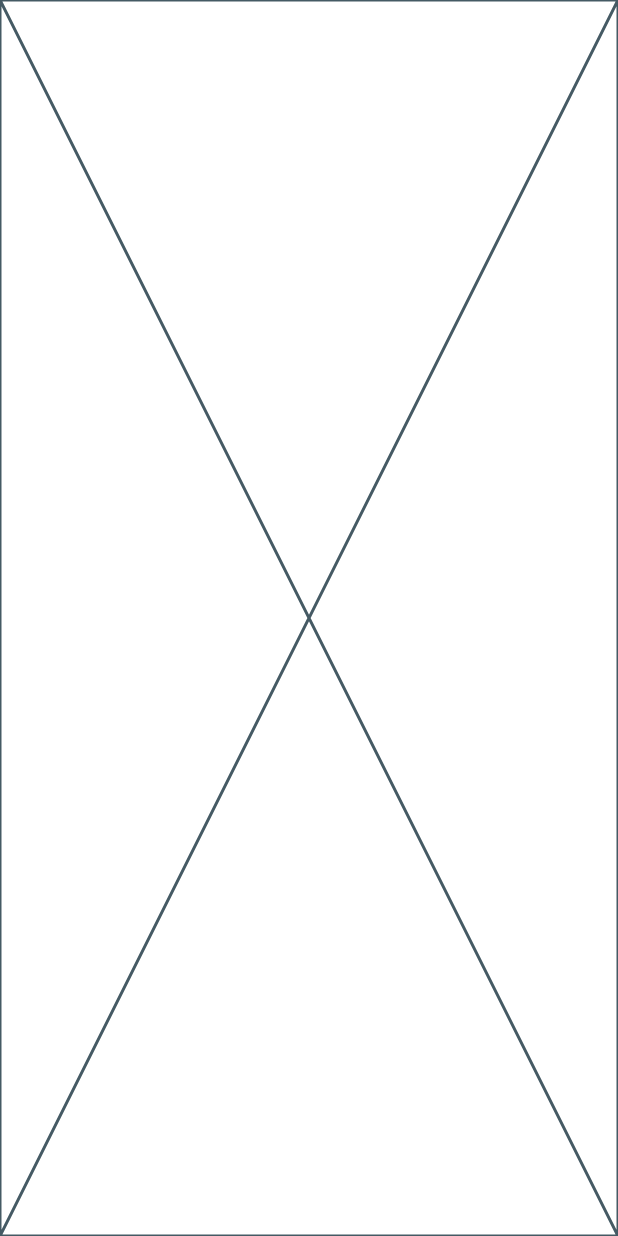
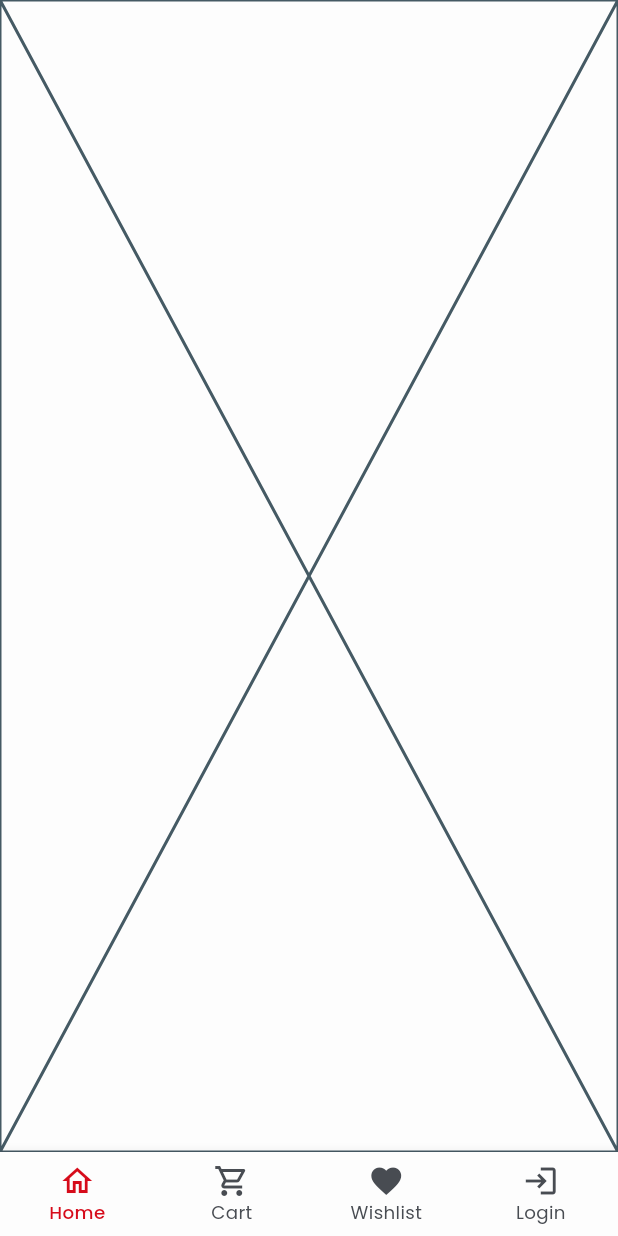
Before and after one commit to basmalahesham/z_store_app, a Flutter app: the screen it shows after launch, on a phone screen of 412 x 824 dp. Run offline on Flutter 3.47's test engine with Material 3 defaults, Android fonts, the phone set to English and light mode, and no system bars; our stand-ins replace flutter_screenutil, google_fonts.

Commit message:
create home_layout.dart

```diff
--- a/lib/core/theming/colors.dart
+++ b/lib/core/theming/colors.dart
@@ -2,5 +2,5 @@ import 'dart:ui';
 
 abstract class ColorsManager {
   static const Color kPrimaryColor = Color(0xFFFDFDFD);
-  static const Color kSecondaryColor = Color(0xFFFDFDFD);
+  static const Color kSecondaryColor = Color(0xFFD60B1A);
 }
--- /dev/null
+++ b/lib/features/home/presentation/views/home_view.dart
@@ -0,0 +1,11 @@
+import 'package:flutter/material.dart';
+import 'package:z_store_app/features/home/presentation/views/widgets/home_view_body.dart';
+
+class HomeView extends StatelessWidget {
+  const HomeView({super.key});
+
+  @override
+  Widget build(BuildContext context) {
+    return Scaffold(body: SafeArea(child: HomeViewBody()));
+  }
+}
--- /dev/null
+++ b/lib/features/home/presentation/views/widgets/home_view_body.dart
@@ -0,0 +1,10 @@
+import 'package:flutter/material.dart';
+
+class HomeViewBody extends StatelessWidget {
+  const HomeViewBody({super.key});
+
+  @override
+  Widget build(BuildContext context) {
+    return const Placeholder();
+  }
+}
--- a/lib/features/home_layout/presentation/views/home_layout.dart
+++ b/lib/features/home_layout/presentation/views/home_layout.dart
@@ -1,10 +1,68 @@
 import 'package:flutter/material.dart';
+import 'package:flutter_screenutil/flutter_screenutil.dart';
+import 'package:google_fonts/google_fonts.dart';
+import 'package:z_store_app/core/theming/colors.dart';
+import 'package:z_store_app/features/auth/presentation/views/login_view.dart';
+import 'package:z_store_app/features/cart/presentation/views/cart_view.dart';
+import 'package:z_store_app/features/home/presentation/views/home_view.dart';
+import 'package:z_store_app/features/wishlist/presentation/views/wishlist_view.dart';
 
-class HomeLayout extends StatelessWidget {
+class HomeLayout extends StatefulWidget {
   const HomeLayout({super.key});
 
   @override
+  State<HomeLayout> createState() => _HomeLayoutState();
+}
+
+class _HomeLayoutState extends State<HomeLayout> {
+  int selectedIndex = 0;
+  List<Widget> screenWidgets = [
+    HomeView(),
+    CartView(),
+    WishlistView(),
+    LoginView(),
+  ];
+  @override
   Widget build(BuildContext context) {
-    return const Placeholder();
+    return Scaffold(
+      body: screenWidgets[selectedIndex],
+      bottomNavigationBar: BottomNavigationBar(
+        currentIndex: selectedIndex,
+        onTap: (index) {
+          setState(() {
+            selectedIndex = index;
+          });
+        },
+        items: [
+          BottomNavigationBarItem(
+            icon: Icon(Icons.home_outlined),
+            label: 'Home',
+          ),
+          BottomNavigationBarItem(
+            icon: Icon(Icons.shopping_cart_outlined),
+            label: 'Cart',
+          ),
+          BottomNavigationBarItem(
+            icon: Icon(Icons.favorite),
+            label: 'Wishlist',
+          ),
+          BottomNavigationBarItem(icon: Icon(Icons.login), label: 'Login'),
+        ],
+        backgroundColor: ColorsManager.kPrimaryColor,
+        selectedLabelStyle: GoogleFonts.poppins(
+          fontSize: 12.sp,
+          fontWeight: FontWeight.w500,
+        ),
+        selectedItemColor: ColorsManager.kSecondaryColor,
+        unselectedLabelStyle: GoogleFonts.poppins(
+          fontSize: 12.sp,
+          fontWeight: FontWeight.w400,
+        ),
+        unselectedItemColor: Color(0xFF484C52),
+        showSelectedLabels: true,
+        showUnselectedLabels: true,
+        type: BottomNavigationBarType.fixed,
+      ),
+    );
   }
 }
--- a/pubspec.yaml
+++ b/pubspec.yaml
@@ -35,6 +35,7 @@ dependencies:
   # Use with the CupertinoIcons class for iOS style icons.
   cupertino_icons: ^1.0.8
   flutter_screenutil: ^5.9.3
+  google_fonts: ^6.2.1
 
 dev_dependencies:
   flutter_test:
```
Also changed, not shown: lib/features/cart/presentation/views/cart_view.dart (added, +11 -0 lines), lib/features/cart/presentation/views/widgets/cart_view_body.dart (added, +10 -0 lines), lib/features/wishlist/presentation/views/widgets/wishlist_view_body.dart (added, +10 -0 lines), lib/features/wishlist/presentation/views/wishlist_view.dart (added, +11 -0 lines), pubspec.lock, 1 other file.
